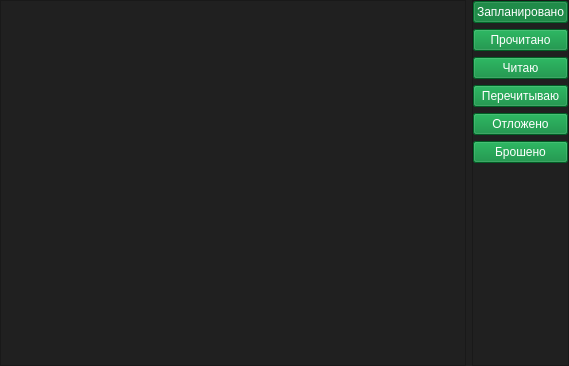
First picture: the form in forms/desu_library.ui, repository brandonzorn/Nlight, before the edit.
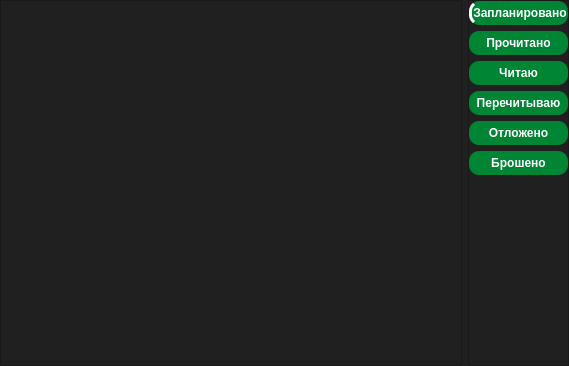
Second picture: the form after the edit.

```diff
--- a/forms/desu_library.ui
+++ b/forms/desu_library.ui
@@ -266,6 +266,22 @@
    </item>
    <item>
     <widget class="QFrame" name="lists_frame">
+     <property name="styleSheet">
+      <string notr="true">QPushButton {
+	padding: 5px 1px;
+	border-radius: 10px;
+	font-weight: bold;
+	background-color: rgb(0, 133, 52);
+}
+
+QPushButton:hover:!pressed {
+	border-left: 3px solid white;
+}
+
+QPushButton:checked {
+	border-left: 3px solid white;
+}</string>
+     </property>
      <property name="frameShape">
       <enum>QFrame::StyledPanel</enum>
      </property>
@@ -288,8 +304,7 @@
       <item>
        <widget class="QPushButton" name="b_planned">
         <property name="styleSheet">
-         <string notr="true">background-color: rgb(0, 133, 52);
-color: rgb(255, 255, 255);</string>
+         <string notr="true"/>
         </property>
         <property name="text">
          <string>Запланировано</string>
@@ -308,8 +323,7 @@
       <item>
        <widget class="QPushButton" name="b_completed">
         <property name="styleSheet">
-         <string notr="true">background-color: rgb(0, 133, 52);
-color: rgb(255, 255, 255);</string>
+         <string notr="true"/>
         </property>
         <property name="text">
          <string>Прочитано</string>
@@ -325,8 +339,7 @@
       <item>
        <widget class="QPushButton" name="b_watching">
         <property name="styleSheet">
-         <string notr="true">background-color: rgb(0, 133, 52);
-color: rgb(255, 255, 255);</string>
+         <string notr="true"/>
         </property>
         <property name="text">
          <string>Читаю</string>
@@ -342,8 +355,7 @@
       <item>
        <widget class="QPushButton" name="b_rewatching">
         <property name="styleSheet">
-         <string notr="true">background-color: rgb(0, 133, 52);
-color: rgb(255, 255, 255);</string>
+         <string notr="true"/>
         </property>
         <property name="text">
          <string>Перечитываю</string>
@@ -359,8 +371,7 @@
       <item>
        <widget class="QPushButton" name="b_on_hold">
         <property name="styleSheet">
-         <string notr="true">background-color: rgb(0, 133, 52);
-color: rgb(255, 255, 255);</string>
+         <string notr="true"/>
         </property>
         <property name="text">
          <string>Отложено</string>
@@ -376,8 +387,7 @@
       <item>
        <widget class="QPushButton" name="b_dropped">
         <property name="styleSheet">
-         <string notr="true">background-color: rgb(0, 133, 52);
-color: rgb(255, 255, 255);</string>
+         <string notr="true"/>
         </property>
         <property name="text">
          <string>Брошено</string>
```
